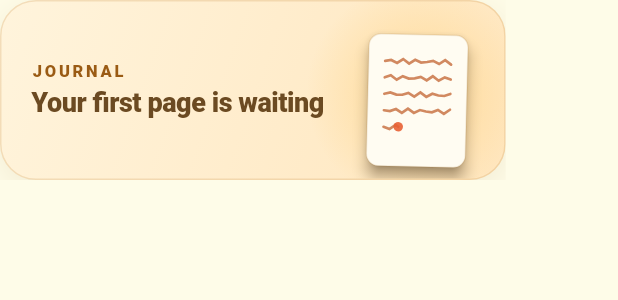
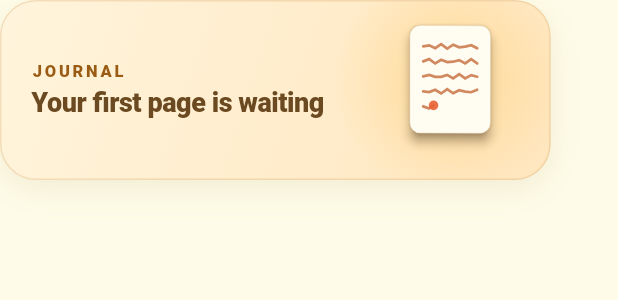
Before and after one commit to narukami00/Multimodal_Mental_Health_Companion, a Flutter app: the _JournalCard widget shown alone on an empty page, opened directly with empty values, on a phone screen of 412 x 824 dp. Shown: the top 300 px of the screen. Run offline on Flutter 3.47's test engine with Material 3 defaults, Android fonts, the phone set to English and light mode, and no system bars; our stand-ins replace audioplayers, flutter_local_notifications, flutter_timezone, image_picker, shared_preferences, timezone; missing offline and left inert: home_widget; accounts and stored records are empty; Roboto replaces fonts that are missing (Nunito).

Commit message:
fix(home): scatter the journal pages, lift them, and drop the rectangular shadow on both rail cards

```diff
--- a/mobile_application/lib/features/app_shell/home_rail.dart
+++ b/mobile_application/lib/features/app_shell/home_rail.dart
@@ -143,9 +143,7 @@
           ? 'Journal. No entries yet. Tap to write the first.'
           : 'Journal. $count ${count == 1 ? 'entry' : 'entries'}. Tap to open.',
       child: ExcludeSemantics(
-        child: Material(
-          color: Colors.transparent,
-          child: Ink(
+        child: Container(
           height: 120,
           decoration: BoxDecoration(
             borderRadius: BorderRadius.circular(24),
@@ -163,11 +161,12 @@
               ),
             ],
           ),
+          child: ClipRRect(
+            borderRadius: BorderRadius.circular(24),
+            child: Material(
+              color: Colors.transparent,
               child: InkWell(
                 onTap: widget.onTap,
-              borderRadius: BorderRadius.circular(24),
-              child: ClipRRect(
-                borderRadius: BorderRadius.circular(24),
                 child: Stack(
                   children: [
                     Positioned.fill(
@@ -175,13 +174,13 @@
                         child: CustomPaint(
                           painter: _PagesPainter(
                             animation: loop,
-                            pages: count.clamp(1, 3),
+                            pages: count.clamp(1, 6),
                           ),
                         ),
                       ),
                     ),
                     Padding(
-                      padding: const EdgeInsets.fromLTRB(20, 16, 120, 16),
+                      padding: const EdgeInsets.fromLTRB(20, 16, 150, 16),
                       child: Column(
                         crossAxisAlignment: CrossAxisAlignment.start,
                         mainAxisAlignment: MainAxisAlignment.center,
@@ -214,8 +213,9 @@
                             style: TextStyle(
                               fontSize: count == 0 ? 18 : 12.5,
                               height: 1.25,
-                              fontWeight:
-                                  count == 0 ? FontWeight.w800 : FontWeight.w600,
+                              fontWeight: count == 0
+                                  ? FontWeight.w800
+                                  : FontWeight.w600,
                               letterSpacing: count == 0 ? -0.3 : 0,
                               color: const Color(0xFF6B4A22),
                             ),
@@ -234,8 +234,8 @@
   }
 }
 
-/// A fanned stack of pages with a line of handwriting being laid down on the
-/// top one, then fading so it can start again.
+/// Pages scattered across the card, one more for every journal up to six, with
+/// a line of handwriting laid down on the topmost and nothing on the rest.
 class _PagesPainter extends CustomPainter {
   _PagesPainter({required this.animation, required this.pages})
     : super(repaint: animation);
@@ -243,44 +243,65 @@
   final Animation<double> animation;
   final int pages;
 
+  // Where each loose page lies, relative to the art's centre: dx, dy, angle.
+  // The last entry is the one in front, which is also the one that is written
+  // on, so it is always present and the others fill in behind it.
+  static const _slots = [
+    (-58.0, 12.0, -0.46),
+    (-20.0, -22.0, 0.34),
+    (-34.0, 26.0, -0.14),
+    (24.0, -14.0, 0.50),
+    (26.0, 24.0, -0.30),
+    (0.0, 0.0, 0.05),
+  ];
+
+  static const _shades = [
+    Color(0xFFF1D29A),
+    Color(0xFFF6DEB0),
+    Color(0xFFF9E7C2),
+    Color(0xFFF4D9A6),
+    Color(0xFFFAEACB),
+    Color(0xFFFFFCF2),
+  ];
+
   @override
   void paint(Canvas canvas, Size size) {
     final t = animation.value;
     final sway = math.sin(t * 2 * math.pi) * 0.012;
+    final base = Offset(size.width - 66, size.height * 0.44);
 
-    // Warm sun behind the stack.
-    final sunCenter = Offset(size.width - 58, size.height * 0.52);
+    // Warm sun behind the pages.
     canvas.drawCircle(
-      sunCenter,
-      74,
+      base,
+      78,
       Paint()
         ..shader = const RadialGradient(
           colors: [Color(0x66FFC24F), Color(0x00FFC24F)],
-        ).createShader(Rect.fromCircle(center: sunCenter, radius: 74)),
+        ).createShader(Rect.fromCircle(center: base, radius: 78)),
     );
 
-    const pageW = 66.0;
-    const pageH = 88.0;
-    final base = Offset(size.width - 58, size.height * 0.56);
-    // Bottom page first; angles fan out to the left.
-    final angles = [-0.30, -0.14, 0.05];
-    final shades = [
-      const Color(0xFFF4D9A6),
-      const Color(0xFFF9E7C2),
-      const Color(0xFFFFFCF2),
-    ];
-    final start = 3 - pages;
-    for (var i = start; i < 3; i++) {
-      final isTop = i == 2;
+    const pageW = 54.0;
+    const pageH = 72.0;
+    final behind = pages - 1;
+    // Background slots, then the front page last.
+    final order = [for (var i = 0; i < behind; i++) i, _slots.length - 1];
+    for (final i in order) {
+      final isTop = i == _slots.length - 1;
+      final (dx, dy, angle) = _slots[i];
       canvas.save();
-      canvas.translate(base.dx, base.dy + (isTop ? 0 : 2));
-      canvas.rotate(angles[i] + sway * (i + 1));
+      canvas.translate(base.dx + dx, base.dy + dy);
+      canvas.rotate(angle + sway * (i + 1));
       final rect = RRect.fromRectAndRadius(
         Rect.fromCenter(center: Offset.zero, width: pageW, height: pageH),
-        const Radius.circular(8),
+        const Radius.circular(7),
       );
-      canvas.drawShadow(Path()..addRRect(rect), const Color(0xFF6B4A22), 4, false);
-      canvas.drawRRect(rect, Paint()..color = shades[i]);
+      canvas.drawShadow(
+        Path()..addRRect(rect),
+        const Color(0xFF6B4A22),
+        3,
+        false,
+      );
+      canvas.drawRRect(rect, Paint()..color = _shades[i]);
       canvas.drawRRect(
         rect,
         Paint()
@@ -298,9 +319,9 @@
     final progress = (t / 0.7).clamp(0.0, 1.0);
     final fade = t > 0.88 ? ((1 - t) / 0.12).clamp(0.0, 1.0) : 1.0;
     const lines = 5;
-    final left = -w / 2 + 11;
-    final right = w / 2 - 11;
-    final top = -h / 2 + 18;
+    final left = -w / 2 + 9;
+    final right = w / 2 - 9;
+    final top = -h / 2 + 14;
     final pen = Paint()
       ..style = PaintingStyle.stroke
       ..strokeCap = StrokeCap.round
@@ -312,7 +333,7 @@
       if (lineProgress <= 0) continue;
       // Last line is shorter, like the end of a paragraph.
       final end = i == lines - 1 ? left + (right - left) * 0.55 : right;
-      final y = top + i * 11.0;
+      final y = top + i * 10.0;
       final path = Path()..moveTo(left, y);
       const step = 4.0;
       for (var x = left + step; x <= end; x += step) {
@@ -370,9 +391,7 @@
                 '${fromUser ? 'You' : 'Sol'} said: ${message.text}'
           : 'Start a conversation with Sol.',
       child: ExcludeSemantics(
-        child: Material(
-          color: Colors.transparent,
-          child: Ink(
+        child: Container(
           decoration: BoxDecoration(
             borderRadius: BorderRadius.circular(24),
             gradient: const LinearGradient(
@@ -389,9 +408,12 @@
               ),
             ],
           ),
+          child: ClipRRect(
+            borderRadius: BorderRadius.circular(24),
+            child: Material(
+              color: Colors.transparent,
               child: InkWell(
                 onTap: widget.onTap,
-              borderRadius: BorderRadius.circular(24),
                 child: Padding(
                   padding: const EdgeInsets.fromLTRB(18, 16, 18, 14),
                   child: Column(
@@ -414,8 +436,9 @@
                                   color: const Color(0xFF6A63A8),
                                   boxShadow: [
                                     BoxShadow(
-                                    color: const Color(0xFF6A63A8)
-                                        .withValues(alpha: 0.35 * pulse),
+                                      color: const Color(
+                                        0xFF6A63A8,
+                                      ).withValues(alpha: 0.35 * pulse),
                                       blurRadius: 3 + 6 * pulse,
                                       spreadRadius: 1 + 2 * pulse,
                                     ),
@@ -504,6 +527,7 @@
             ),
           ),
         ),
+      ),
     );
   }
 }
```
Lines whose indentation alone changed are shown as unchanged.
